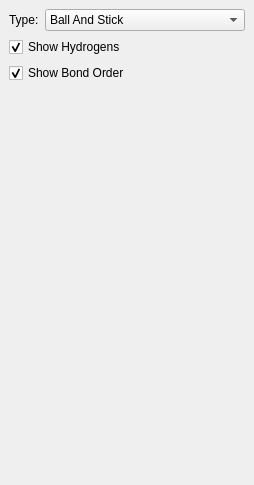
The window that src/displaysettingsdock.ui (kylelutz/chemkit-builder) describes before a commit, drawn with Qt 5.
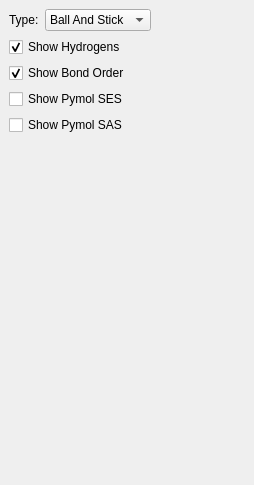
The same window after the commit.

Commit message:
Add pymol-surface display support
This adds support for displaying solvent-accessible
and solvent-excluded molecular surfaces. The surfaces
are displayed using the GraphicsPymolSurfaceItem class.

```diff
--- a/src/displaysettingsdock.ui
+++ b/src/displaysettingsdock.ui
@@ -15,6 +15,9 @@
   </property>
   <widget class="QWidget" name="dockWidgetContents">
    <layout class="QFormLayout" name="formLayout">
+    <property name="fieldGrowthPolicy">
+     <enum>QFormLayout::FieldsStayAtSizeHint</enum>
+    </property>
     <item row="0" column="0">
      <widget class="QLabel" name="moleculeTypeLabel">
       <property name="text">
@@ -61,6 +64,20 @@
       </property>
      </widget>
     </item>
+    <item row="4" column="0" colspan="2">
+     <widget class="QCheckBox" name="showPymolSESCheckBox">
+      <property name="text">
+       <string>Show Pymol SES</string>
+      </property>
+     </widget>
+    </item>
+    <item row="5" column="0" colspan="2">
+     <widget class="QCheckBox" name="showPymolSASCheckBox">
+      <property name="text">
+       <string>Show Pymol SAS</string>
+      </property>
+     </widget>
+    </item>
    </layout>
   </widget>
  </widget>
```
Left out of the diff: 4 changed lines with no effect on the pictures. The commit also changes 4 other files.
